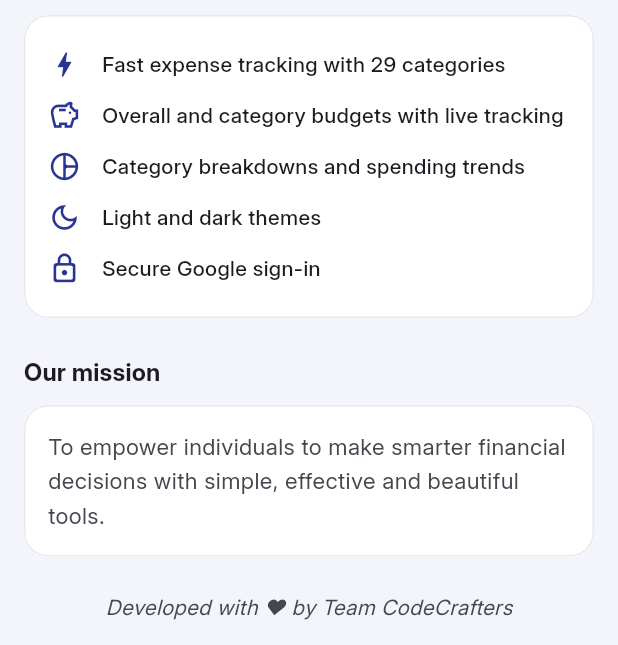
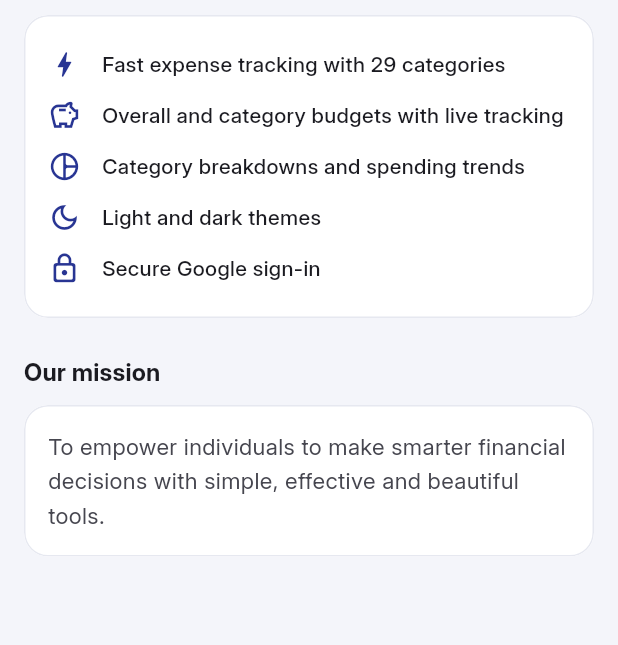
Before and after one commit to milankothiya008/SplitLedger, a Flutter app: the AboutUsPage screen opened directly, on a phone screen of 412 x 824 dp, the part 591-1236 px from its top. Run offline on Flutter 3.47's test engine with Material 3 defaults, Android fonts, the phone set to English and light mode, and no system bars; our stand-ins replace cloud_firestore, firebase_auth, firebase_core, fl_chart, google_sign_in, shared_preferences; accounts and stored records are empty.

```diff
--- a/lib/screens/AboutUs.dart
+++ b/lib/screens/AboutUs.dart
@@ -66,11 +66,6 @@ class AboutUsPage extends StatelessWidget {
               style: body,
             ),
           ),
-          const SizedBox(height: 24),
-          Center(
-            child: Text('Developed with ❤️ by Team CodeCrafters',
-                style: TextStyle(color: scheme.onSurfaceVariant, fontStyle: FontStyle.italic)),
-          ),
         ],
       ),
     );
--- a/lib/screens/Help.dart
+++ b/lib/screens/Help.dart
@@ -12,7 +12,7 @@ class HelpPage extends StatefulWidget {
 }
 
 class _HelpPageState extends State<HelpPage> {
-  static const _supportEmail = 'codecrafters79@gmail.com';
+  static const _supportEmail = 'studysphere2028@gmail.com';
 
   final _formKey = GlobalKey<FormState>();
   final _subject = TextEditingController();
```
Also changed, not shown: 17 other files.
